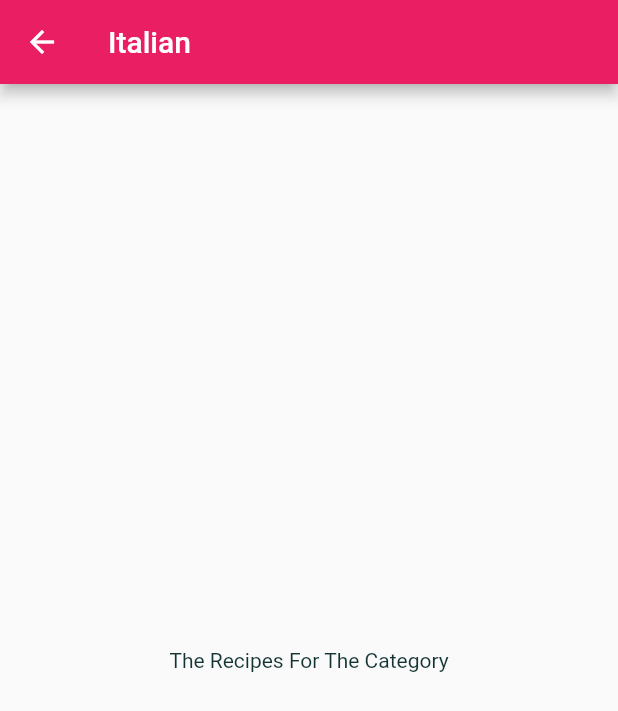
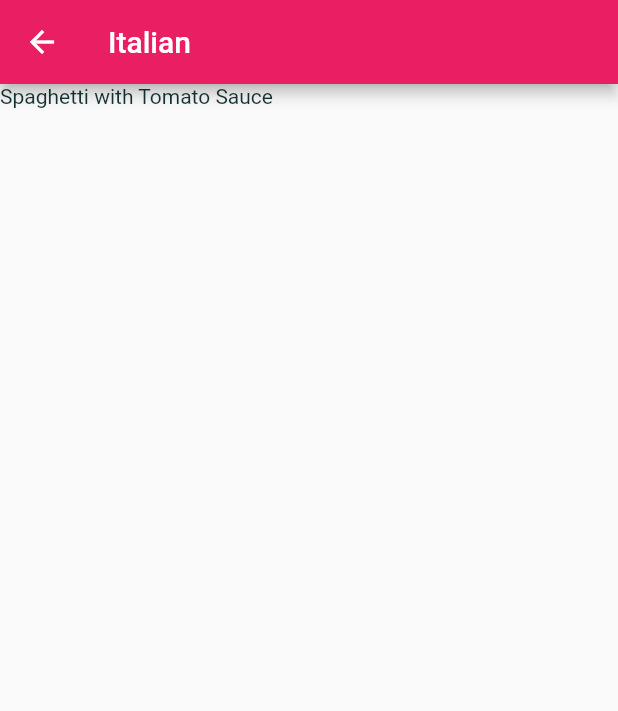
Before and after one commit to varshil-shah/meal-app, a Flutter app: the screen it shows after launch, after a tap on "Italian", on a phone screen of 412 x 824 dp. Shown: the top 711 px of the screen. Run offline on Flutter 3.47's test engine with Material 2 defaults, Android fonts, the phone set to English and light mode, and no system bars.

Commit message:
:sparkles: Display meals according to selected category

```diff
--- a/lib/screens/category_meals.dart
+++ b/lib/screens/category_meals.dart
@@ -1,4 +1,5 @@
 import 'package:flutter/material.dart';
+import 'package:meal_app/dummy_data.dart';
 
 class CategoryMeals extends StatelessWidget {
   static const routeName = "/category-meals";
@@ -13,12 +14,19 @@ class CategoryMeals extends StatelessWidget {
         ModalRoute.of(context)?.settings.arguments as Map<String, String>;
     final String categoryTitle = routeArgs["title"] as String;
     final String categoryId = routeArgs["id"] as String;
+    final categoryMeals = DUMMY_MEALS
+        .where((meal) => meal.categories.contains(categoryId))
+        .toList();
+
     return Scaffold(
       appBar: AppBar(
         title: Text(categoryTitle),
       ),
-      body: const Center(
-        child: Text("The Recipes For The Category"),
+      body: ListView.builder(
+        itemBuilder: (ctx, index) {
+          return Text(categoryMeals[index].title);
+        },
+        itemCount: categoryMeals.length,
       ),
     );
   }
```
